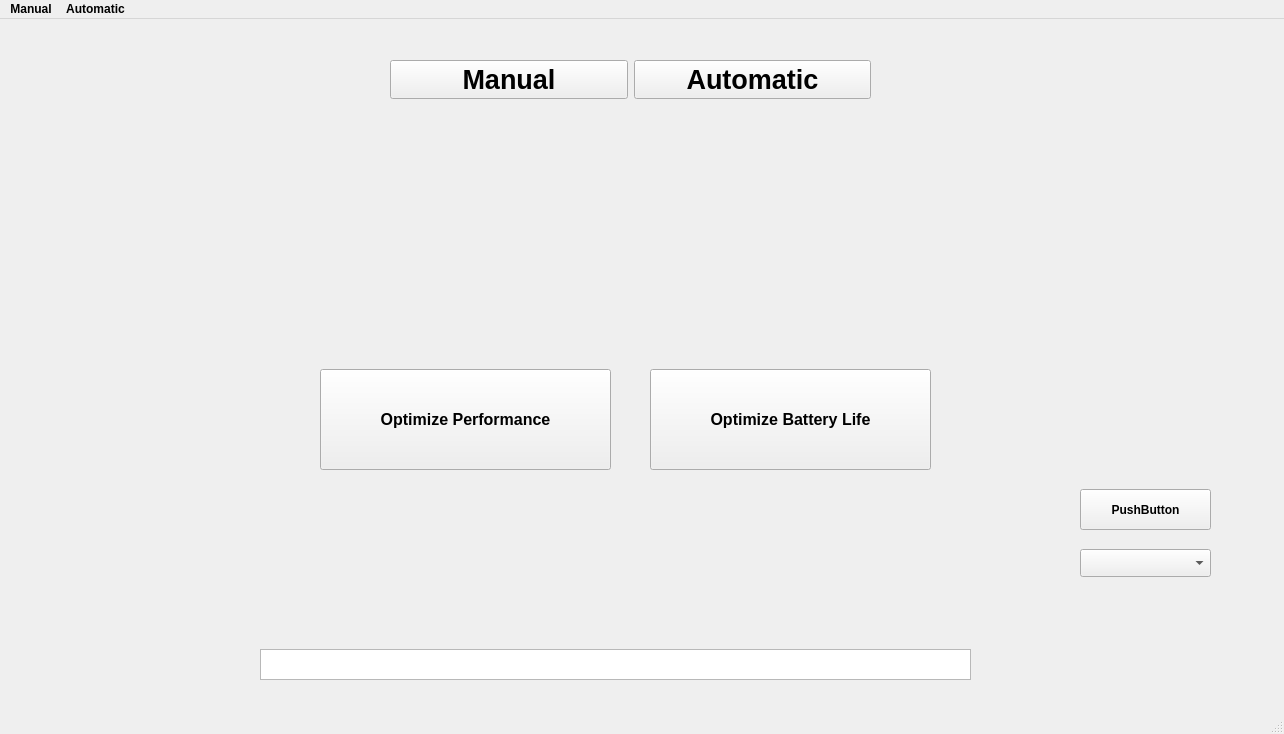
Qt form mainwindow.ui (Bombardofficial/OptiWinGUI) before a commit.
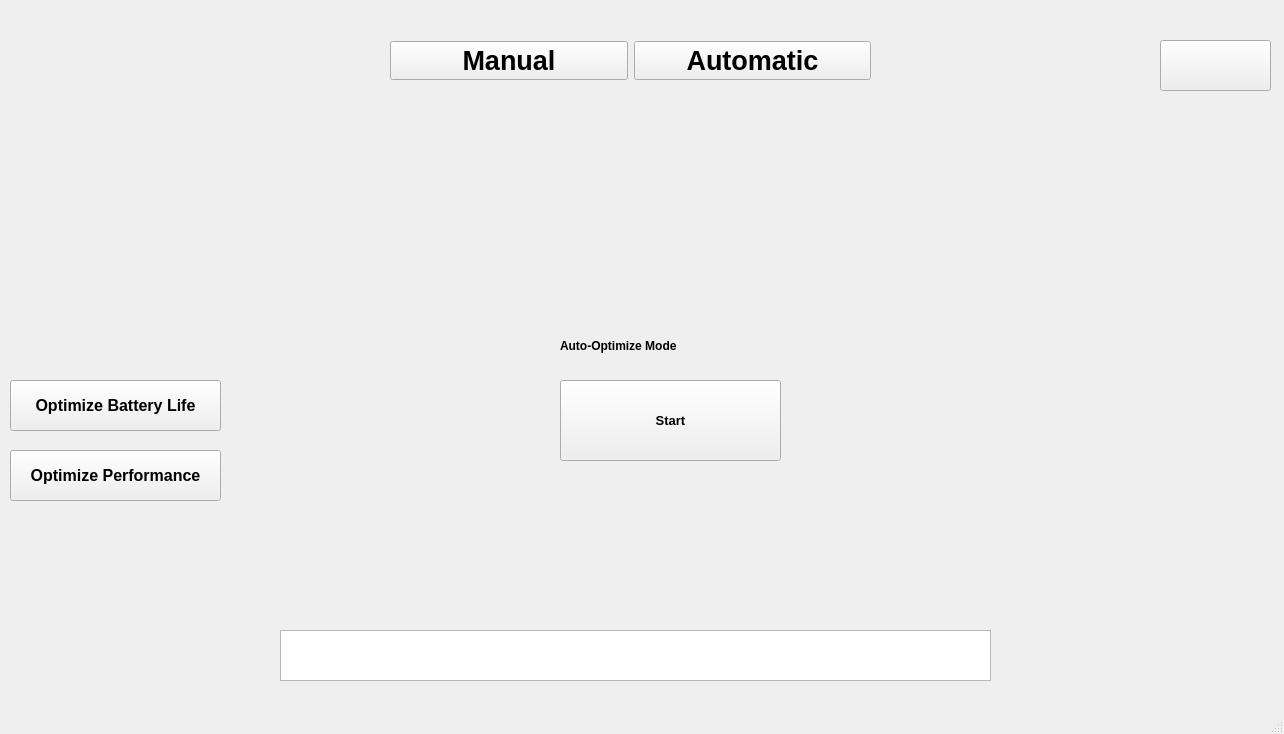
The same form after that commit. Icons and pictures are not drawn.

Patch:
```diff
--- a/mainwindow.ui
+++ b/mainwindow.ui
@@ -351,10 +351,10 @@
      <widget class="QPushButton" name="normalModeButton">
       <property name="geometry">
        <rect>
-        <x>650</x>
-        <y>250</y>
-        <width>281</width>
-        <height>101</height>
+        <x>10</x>
+        <y>280</y>
+        <width>211</width>
+        <height>51</height>
        </rect>
       </property>
       <property name="font">
@@ -377,10 +377,10 @@
      <widget class="QPushButton" name="turboModeButton">
       <property name="geometry">
        <rect>
-        <x>320</x>
-        <y>250</y>
-        <width>291</width>
-        <height>101</height>
+        <x>10</x>
+        <y>350</y>
+        <width>211</width>
+        <height>51</height>
        </rect>
       </property>
       <property name="font">
@@ -403,10 +403,10 @@
      <widget class="QTextEdit" name="consoleLogViewer_automatic">
       <property name="geometry">
        <rect>
-        <x>260</x>
+        <x>280</x>
         <y>530</y>
         <width>711</width>
-        <height>31</height>
+        <height>51</height>
        </rect>
       </property>
       <property name="readOnly">
@@ -429,51 +429,86 @@
      <widget class="QWidget" name="priorityGroup" native="true">
       <property name="geometry">
        <rect>
-        <x>320</x>
-        <y>360</y>
+        <x>510</x>
+        <y>410</y>
         <width>291</width>
-        <height>141</height>
-       </rect>
-      </property>
-     </widget>
-     <widget class="QPushButton" name="startButton">
-      <property name="geometry">
-       <rect>
-        <x>1080</x>
-        <y>370</y>
-        <width>131</width>
-        <height>41</height>
-       </rect>
-      </property>
-      <property name="text">
-       <string>PushButton</string>
-      </property>
-     </widget>
-     <widget class="QComboBox" name="durationComboBox">
-      <property name="geometry">
-       <rect>
-        <x>1080</x>
-        <y>430</y>
-        <width>131</width>
-        <height>28</height>
+        <height>81</height>
        </rect>
       </property>
      </widget>
      <widget class="QLabel" name="statusLabel">
       <property name="geometry">
        <rect>
-        <x>1050</x>
-        <y>480</y>
-        <width>181</width>
-        <height>20</height>
+        <x>560</x>
+        <y>230</y>
+        <width>201</width>
+        <height>31</height>
        </rect>
       </property>
+      <property name="font">
+       <font>
+        <bold>true</bold>
+        <underline>false</underline>
+       </font>
+      </property>
       <property name="text">
-       <string/>
+       <string>Auto-Optimize Mode</string>
+      </property>
+     </widget>
+     <widget class="QPushButton" name="dynamicModeButton">
+      <property name="geometry">
+       <rect>
+        <x>560</x>
+        <y>280</y>
+        <width>221</width>
+        <height>81</height>
+       </rect>
+      </property>
+      <property name="font">
+       <font>
+        <pointsize>10</pointsize>
+        <bold>true</bold>
+        <underline>false</underline>
+       </font>
+      </property>
+      <property name="cursor">
+       <cursorShape>PointingHandCursor</cursorShape>
+      </property>
+      <property name="text">
+       <string>Start</string>
+      </property>
+      <property name="checkable">
+       <bool>true</bool>
       </property>
      </widget>
     </widget>
    </widget>
+   <widget class="QPushButton" name="darkModeToggleButton">
+    <property name="geometry">
+     <rect>
+      <x>1160</x>
+      <y>40</y>
+      <width>111</width>
+      <height>51</height>
+     </rect>
+    </property>
+    <property name="font">
+     <font>
+      <pointsize>10</pointsize>
+      <bold>true</bold>
+      <underline>false</underline>
+     </font>
+    </property>
+    <property name="cursor">
+     <cursorShape>PointingHandCursor</cursorShape>
+    </property>
+    <property name="text">
+     <string/>
+    </property>
+    <property name="checkable">
+     <bool>true</bool>
+    </property>
+   </widget>
   </widget>
   <widget class="QMenuBar" name="menubar">
    <property name="geometry">
@@ -484,27 +519,6 @@
      <height>25</height>
     </rect>
    </property>
-   <widget class="QMenu" name="actionManual">
-    <property name="font">
-     <font>
-      <pointsize>9</pointsize>
-      <italic>false</italic>
-      <bold>false</bold>
-      <underline>false</underline>
-      <strikeout>false</strikeout>
-     </font>
-    </property>
-    <property name="title">
-     <string>Manual</string>
-    </property>
-   </widget>
-   <widget class="QMenu" name="actionAutomatic">
-    <property name="title">
-     <string>Automatic</string>
-    </property>
-   </widget>
-   <addaction name="actionManual"/>
-   <addaction name="actionAutomatic"/>
   </widget>
   <widget class="QStatusBar" name="statusbar"/>
  </widget>
```
Left out of the diff: 19 changed lines with no effect on the pictures.
